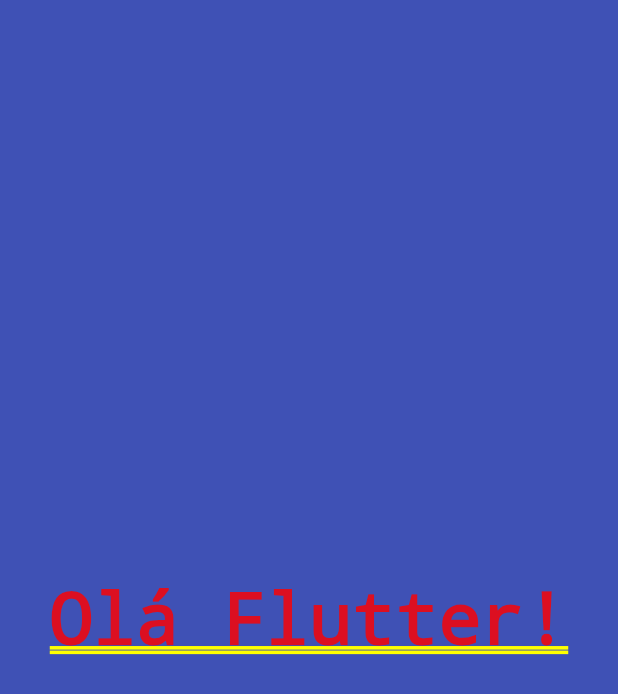
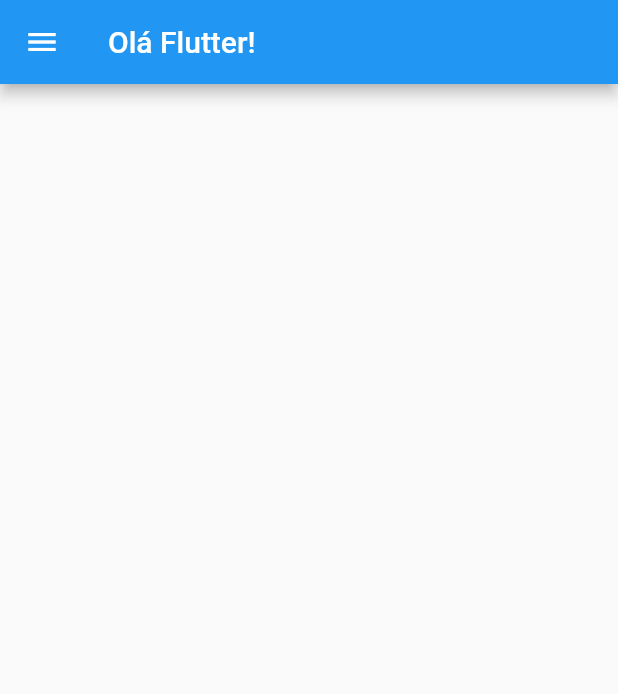
Before and after one commit to fadultech/flutter-people-counter, a Flutter app: the screen it shows after launch, on a phone screen of 412 x 824 dp. Shown: the top 694 px of the screen. Run offline on Flutter 3.47's test engine with Material 2 defaults, Android fonts, the phone set to English and light mode, and no system bars.

Commit message:
trocando container pelo scaffold - titulo e menu drawer

```diff
--- a/lib/main.dart
+++ b/lib/main.dart
@@ -17,7 +17,7 @@
   // constroi o widget a partir do MaterialApp
   Widget build(BuildContext context) {
     return const MaterialApp(
-      home: HomePage(),  // informa a pagina principal do app
+      home: HomePage(), // informa a pagina principal do app
     );
   }
 }
@@ -30,11 +30,13 @@
 
   @override
   Widget build(BuildContext context) {
-    // o container não permite uma configuração mais detalhada
-    return Container(
-      color: Colors.indigo,
-      alignment: Alignment.center,
-      child: const Text('Olá Flutter!'),
+    // usando widget padrao para criação de páginas - Scaffold()
+    // possui vários parâmetros facilitando a configuração da página
+    return Scaffold(
+      appBar: AppBar(
+        title: Text('Olá Flutter!'),  // titulo da página
+        ),
+      drawer: Drawer(),
     );
   }
 }
```
